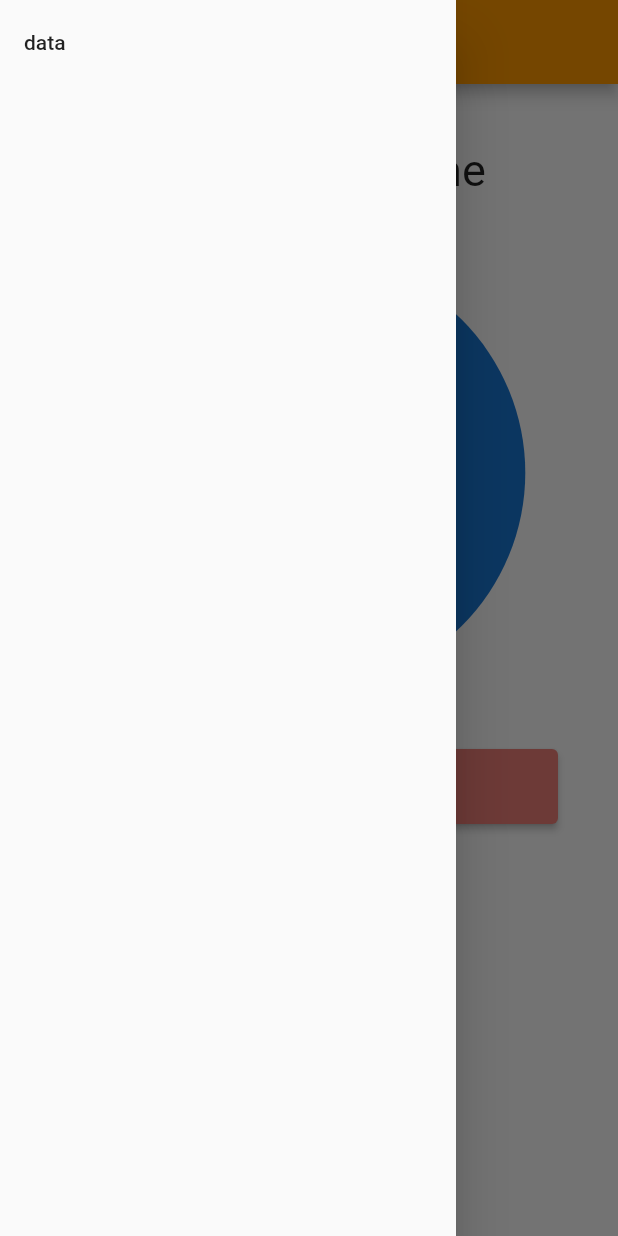
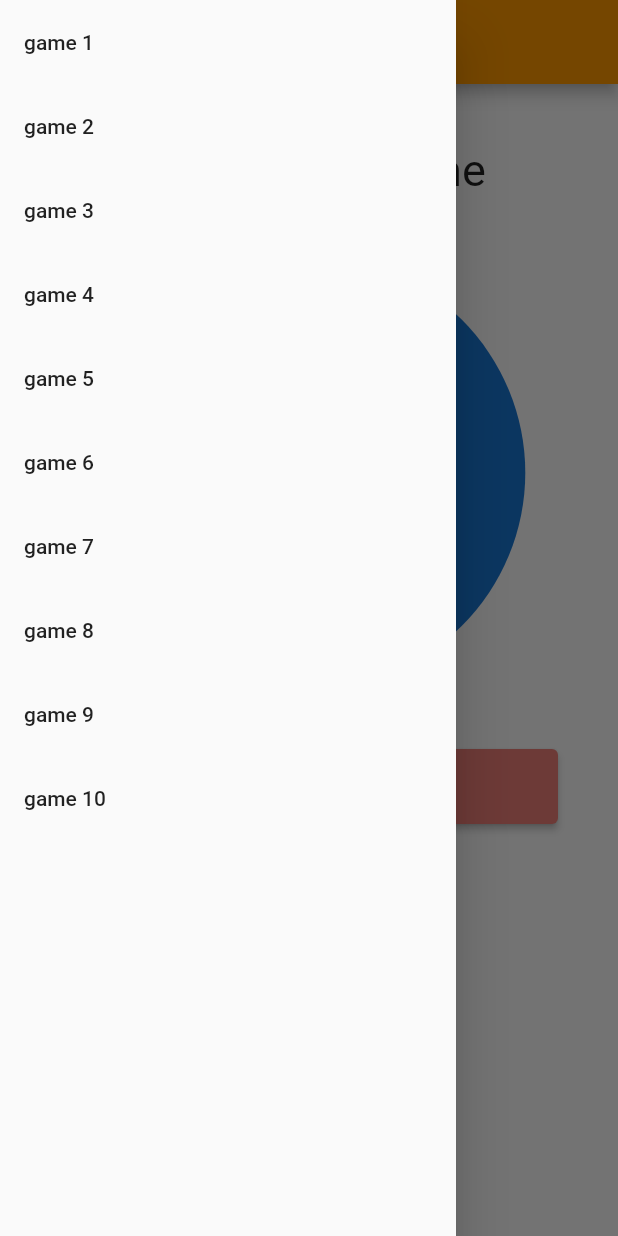
Before and after one commit to Assassinators-who-s-next/Sign-In-Authentication-Who-s-Next, a Flutter app: the UserHome screen opened directly, with the side drawer open, on a phone screen of 412 x 824 dp. Run offline on Flutter 3.47's test engine with Material 2 defaults, Android fonts, the phone set to English and light mode, and no system bars; our stand-ins replace firebase_core; accounts and stored records are empty.

Commit message:
drawer contains list of games player is "currently in", need to add button in drawer for joining/creating game

```diff
--- a/lib/pages/userhome.dart
+++ b/lib/pages/userhome.dart
@@ -1,5 +1,4 @@
 import 'package:flutter/material.dart';
-import 'dart:convert';
 
 class UserHome extends StatefulWidget {
   @override
@@ -17,7 +16,6 @@ class _UserHomeState extends State<UserHome> {
       screenWidth = MediaQuery.of(context).size.height;
     }
 
-    // TODO: make scrollable when in landscape mode
     return Scaffold(
       // top bar
       appBar: AppBar(
@@ -28,13 +26,8 @@ class _UserHomeState extends State<UserHome> {
       // TODO: each listTile will change the center and the appBar title
       drawer: Drawer(
         child: SafeArea(
-          child: ListView(
-            children: [
-              ListTile(
-                title: Text('data'),
-              )
-            ],
-          ),
+          child: GameList(),
+          // TODO: need button widget for "create/join game"
         ),
       ),
       // Column wrapped with Widget SingleChildScrollView, so the users can scroll in landscapemode
@@ -49,14 +42,14 @@ class _UserHomeState extends State<UserHome> {
                 maxRadius: screenWidth * 0.35,
                 child: Icon(Icons.person, size: screenWidth * 0.4),
               ),
-              // TODO: increase the font size
               Padding(
                 padding: const EdgeInsetsDirectional.all(40),
                 child: ElevatedButton(
                   style: ElevatedButton.styleFrom(
-                      backgroundColor: Color.fromARGB(255, 238, 127, 119),
-                      minimumSize: Size.fromHeight(50),
-                      textStyle: TextStyle(fontSize: 25)),
+                    backgroundColor: Color.fromARGB(255, 238, 127, 119),
+                    minimumSize: Size.fromHeight(50),
+                    textStyle: TextStyle(fontSize: 25),
+                  ),
                   onPressed: () {
                     print('pressed elim button');
                   },
@@ -67,6 +60,28 @@ class _UserHomeState extends State<UserHome> {
           ),
         ),
       ),
+    );
+  }
+}
+
+class GameList extends StatelessWidget {
+  const GameList({
+    super.key,
+  });
+
+  final numActiveGames = 10;
+  @override
+  Widget build(BuildContext context) {
+    return ListView.builder(
+      // TODO: num of games the player is it
+      // TODO: receive information on the number of games the player is in
+      itemCount: numActiveGames,
+      itemBuilder: (BuildContext context, int index) {
+        return ListTile(
+          title: Text('game ${index + 1}'),
+        );
+        // need button widget for "create/join game"
+      },
     );
   }
 }
```
